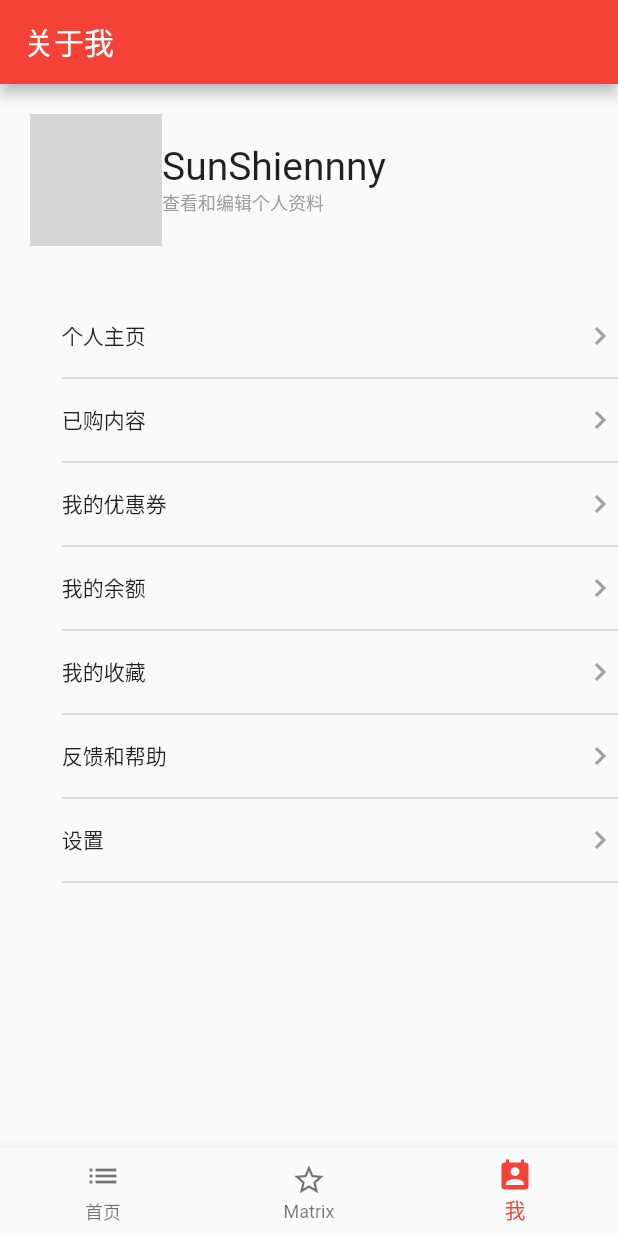
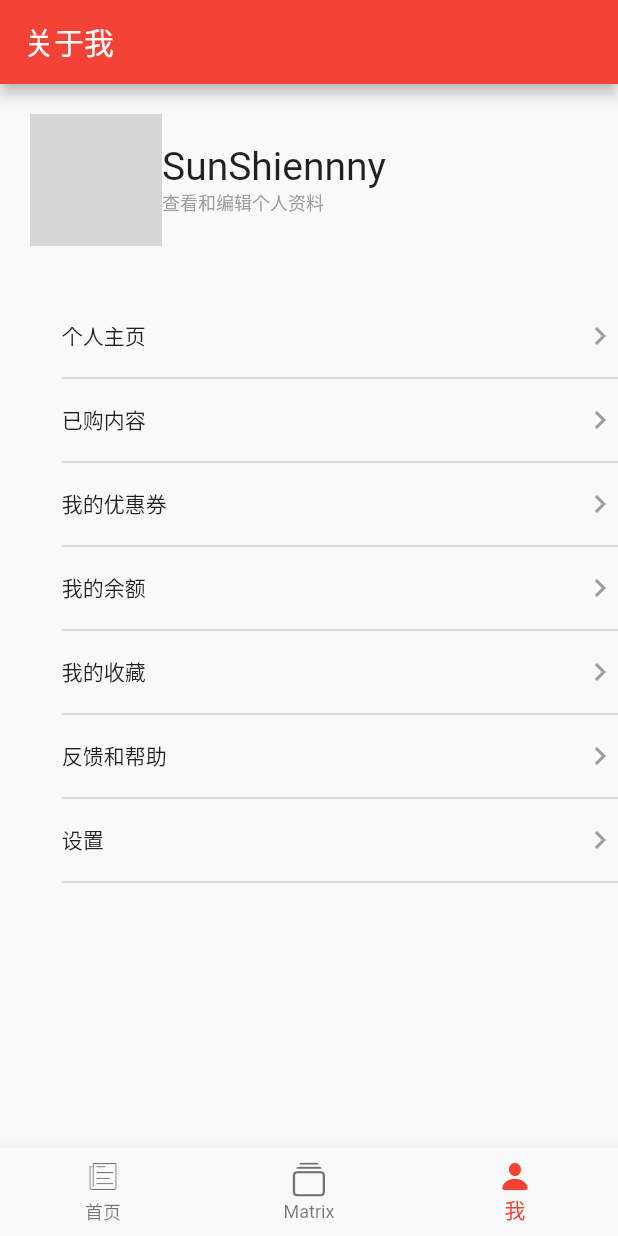
Before and after one commit to sunshinenny/sspai, a Flutter app: the screen it shows after launch, item 3 of the bottom bar chosen, on a phone screen of 412 x 824 dp. Run offline on Flutter 3.47's test engine with Material 2 defaults, Android fonts, the phone set to English and light mode, and no system bars; our stand-ins replace dio, flutter_html, share, webview_flutter; accounts and stored records are empty; network calls fail; grey boxes are pictures that could not be loaded.

Commit message:
完成homesub和付费栏目的编写

```diff
--- a/lib/page/about_me.dart
+++ b/lib/page/about_me.dart
@@ -1,4 +1,5 @@
 import 'package:flutter/material.dart';
+import 'package:sspai/page/index.dart';
 import 'package:sspai/widget/avatar_clipoval.dart';
 
 class AboutMe extends StatefulWidget {
@@ -8,8 +9,6 @@ class AboutMe extends StatefulWidget {
 
 class _AboutMeState extends State<AboutMe> with SingleTickerProviderStateMixin {
   AnimationController _controller;
-
-  List<Flex> _pages;
 
   List _pageList = [
     Pages("个人主页", Container()),
@@ -24,46 +23,6 @@ class _AboutMeState extends State<AboutMe> with SingleTickerProviderStateMixin {
   @override
   void initState() {
     _controller = AnimationController(vsync: this);
-    if (_pages == null) {
-      _pages = _pageList
-          .map((item) => Flex(
-                direction: Axis.horizontal,
-                children: <Widget>[
-                  Expanded(
-                    child: Container(),
-                    flex: 1,
-                  ),
-                  Expanded(
-                    flex: 9,
-                    child: Column(
-                      children: <Widget>[
-                        Padding(
-                          padding: const EdgeInsets.symmetric(vertical: 8.0),
-                          child: Row(
-                            children: <Widget>[
-                              Text(
-                                item.title,
-                                style: TextStyle(
-                                    fontSize: 14, color: Colors.black87),
-                              ),
-                              Spacer(),
-                              Icon(
-                                Icons.chevron_right,
-                                color: Colors.grey,
-                              )
-                            ],
-                          ),
-                        ),
-                        Divider(
-                          thickness: 1.5,
-                        )
-                      ],
-                    ),
-                  )
-                ],
-              ))
-          .toList();
-    }
     super.initState();
   }
 
@@ -82,9 +41,19 @@ class _AboutMeState extends State<AboutMe> with SingleTickerProviderStateMixin {
               const EdgeInsets.only(top: 20, bottom: 40, left: 20, right: 20),
           child: Row(
             children: <Widget>[
-              AvatarClipoval(
-                path: "",
-                size: 88,
+              GestureDetector(
+                child: InkWell(
+                  child: Hero(
+                    tag: "avatar",
+                    child: AvatarClipoval(
+                      path: "",
+                      size: 88,
+                    ),
+                  ),
+                ),
+                onTap: () {
+                  print('准备修改头像的页面');
+                },
               ),
               Column(
                 crossAxisAlignment: CrossAxisAlignment.start,
@@ -108,11 +77,48 @@ class _AboutMeState extends State<AboutMe> with SingleTickerProviderStateMixin {
             ],
           ),
         ),
-        SingleChildScrollView(
-          child: Column(
-            children: _pages,
-          ),
-        ),
+        ListView.builder(
+          shrinkWrap: true,
+          itemCount: _pageList.length,
+          itemBuilder: (BuildContext context, int index) {
+            return Flex(
+              direction: Axis.horizontal,
+              children: <Widget>[
+                Expanded(
+                  child: Container(),
+                  flex: 1,
+                ),
+                Expanded(
+                  flex: 9,
+                  child: Column(
+                    children: <Widget>[
+                      Padding(
+                        padding: const EdgeInsets.symmetric(vertical: 8.0),
+                        child: Row(
+                          children: <Widget>[
+                            Text(
+                              _pageList[index].title,
+                              style: TextStyle(
+                                  fontSize: 14, color: Colors.black87),
+                            ),
+                            Spacer(),
+                            Icon(
+                              Icons.chevron_right,
+                              color: Colors.grey,
+                            )
+                          ],
+                        ),
+                      ),
+                      Divider(
+                        thickness: 1.5,
+                      )
+                    ],
+                  ),
+                )
+              ],
+            );
+          },
+        )
       ],
     );
   }
--- a/lib/skeleton.dart
+++ b/lib/skeleton.dart
@@ -1,3 +1,4 @@
+import 'package:flutter/cupertino.dart';
 import 'package:flutter/material.dart';
 import 'package:sspai/page/about_me.dart';
 import 'package:sspai/page/index.dart';
@@ -10,23 +11,24 @@ class Skeleton extends StatefulWidget {
   _SkeletonState createState() => _SkeletonState();
 }
 
+final itemNames = [
+  _Item(
+    '首页',
+    CupertinoIcons.news_solid,
+    CupertinoIcons.news,
+  ),
+  _Item('Matrix', CupertinoIcons.collections_solid, CupertinoIcons.collections),
+  _Item('我', CupertinoIcons.person_solid, CupertinoIcons.profile_circled),
+];
+
+
 class _Item {
   String name;
   IconData activeIcon, normalIcon;
 
   _Item(this.name, this.activeIcon, this.normalIcon);
 }
-
 class _SkeletonState extends State<Skeleton> {
-  final itemNames = [
-    _Item(
-      '首页',
-      Icons.line_style,
-      Icons.list,
-    ),
-    _Item('Matrix', Icons.star, Icons.star_border),
-    _Item('我', Icons.perm_contact_calendar, Icons.perm_identity),
-  ];
 
   List<Widget> pages;
   final pageNames = ["首页", "Matrix", "关于我"];
```
Also changed, not shown: lib/bean/homesub_entity.dart (added, +27 -0 lines), lib/bean/pay_entity.dart (added, +38 -0 lines), lib/page/homesub_row_list.dart (added, +32 -0 lines), lib/page/index.dart (+14 -2 lines), lib/page/pay_row_list.dart (added, +60 -0 lines), lib/page/user.dart (added, +27 -0 lines), lib/request/api.dart (+8 -0 lines), lib/request/request.dart (+22 -0 lines), lib/widget/feed_card.dart (+16 -1 lines), lib/widget/homesub_card.dart (added, +24 -0 lines), lib/widget/pay_card.dart (added, +21 -0 lines), lib/generated/json/base/json_convert_content.dart, lib/generated/json/homesub_entity_helper.dart (added), lib/generated/json/pay_entity_helper.dart (added).
